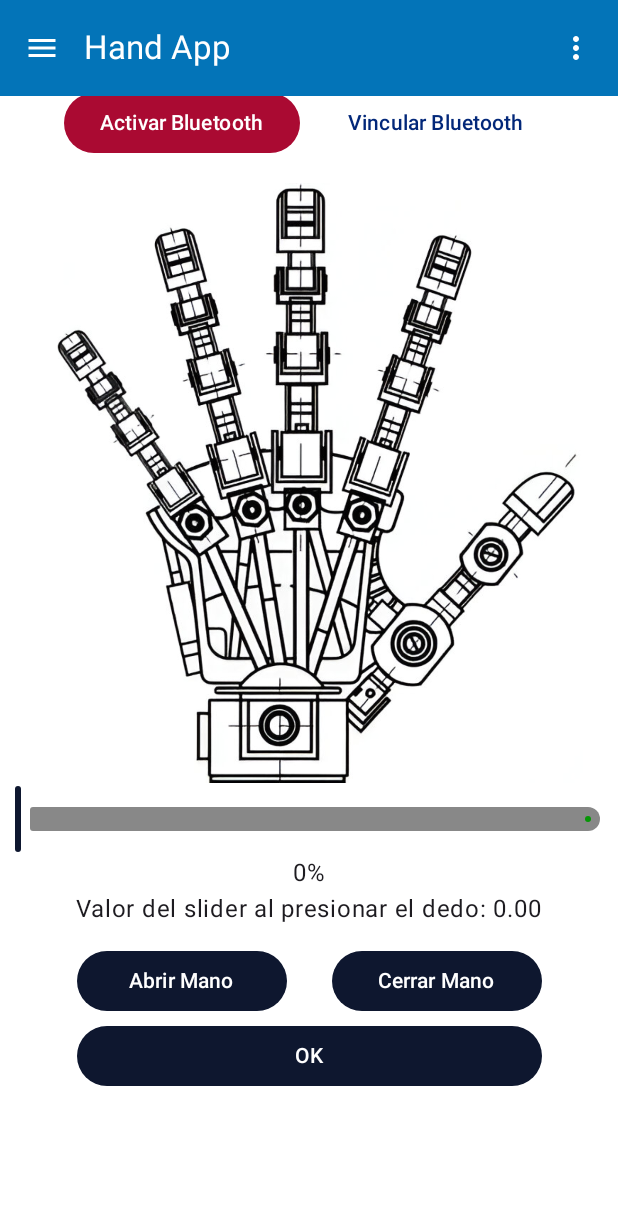
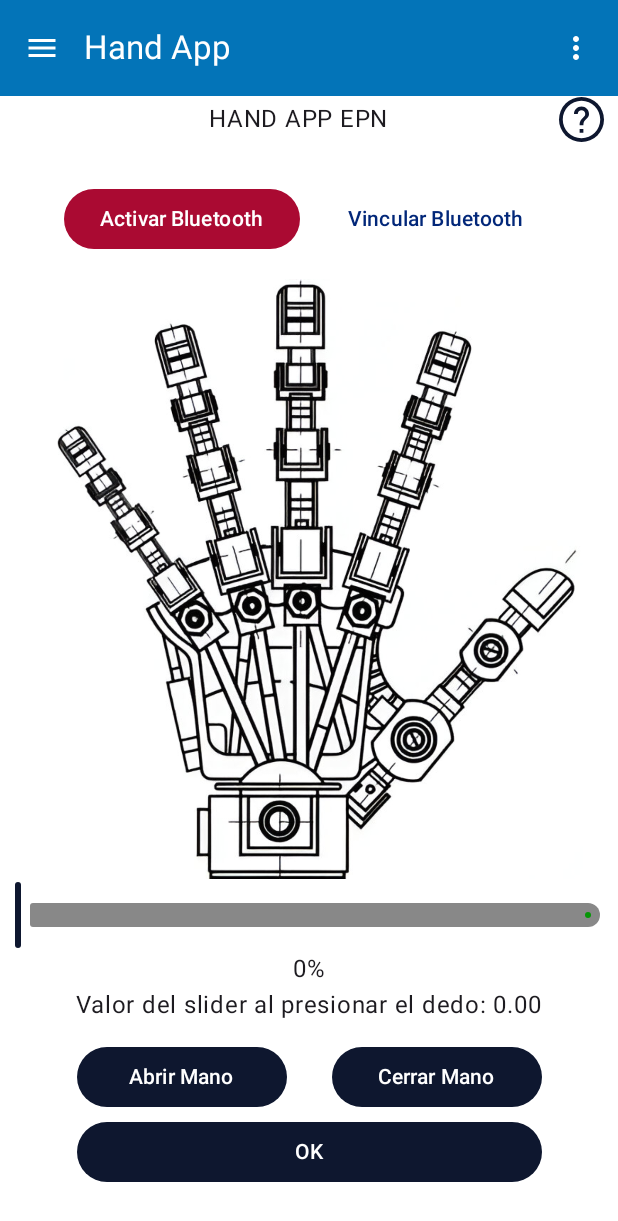
Before and after one commit to laboratorioAI/HandAppMobile-EPN, an Android app built with Jetpack Compose: the screen it shows after launch (MainActivity), on a phone screen of 412 x 824 dp. Shown: the top 1221 px of the screen. Run offline under Robolectric (Android 15) with nearby library versions, the phone set to English and light mode, and no system bars; our stand-ins replace accompanist.

Commit message:
Navigation completed

```diff
--- a/app/build.gradle.kts
+++ b/app/build.gradle.kts
@@ -61,6 +61,7 @@ dependencies {
     implementation(libs.androidx.material3)
     implementation("androidx.compose.material:material-icons-extended:1.5.4")
     implementation("androidx.navigation:navigation-compose:2.8.0")
+    implementation("com.google.accompanist:accompanist-systemuicontroller:0.32.0")
     testImplementation(libs.junit)
     androidTestImplementation(libs.androidx.junit)
     androidTestImplementation(libs.androidx.espresso.core)
--- a/app/src/main/java/com/example/handappmobile_epn/navigation/AppNavigation.kt
+++ b/app/src/main/java/com/example/handappmobile_epn/navigation/AppNavigation.kt
@@ -16,6 +16,7 @@ fun AppNavigation(navController: NavHostController, bluetoothConnectionManager:
     NavHost(navController = navController, startDestination = AppScreens.HomeScreen.route) {
         composable(AppScreens.HomeScreen.route) { HomeScreen(bluetoothConnectionManager) }
         composable(AppScreens.DevicesScreen.route) { DevicesScreen(bluetoothConnectionManager) }
+        composable(AppScreens.TutorialScreen.route) { HomeScreen(bluetoothConnectionManager) }
         composable(AppScreens.SettingsScreen.route) { SettingsScreen() }
         composable(AppScreens.AboutScreen.route) { AboutScreen() }
     }
--- a/app/src/main/java/com/example/handappmobile_epn/ui/components/MenuComponent.kt
+++ b/app/src/main/java/com/example/handappmobile_epn/ui/components/MenuComponent.kt
@@ -4,6 +4,7 @@ package com.example.handappmobile_epn.ui.components
 
 import androidx.compose.foundation.Image
 import androidx.compose.foundation.background
+import androidx.compose.foundation.layout.Box
 import androidx.compose.foundation.layout.Column
 import androidx.compose.foundation.layout.PaddingValues
 import androidx.compose.foundation.layout.Row
@@ -48,6 +49,7 @@ import androidx.compose.material3.Text
 import androidx.compose.material3.TextButton
 import androidx.compose.material3.TopAppBar
 import androidx.compose.material3.TopAppBarDefaults
+import androidx.compose.material3.contentColorFor
 import androidx.compose.material3.rememberDrawerState
 import androidx.compose.runtime.Composable
 import androidx.compose.runtime.getValue
@@ -72,6 +74,8 @@ import com.example.handappmobile_epn.R
 import com.example.handappmobile_epn.bt.BluetoothConnectionManager
 import com.example.handappmobile_epn.navigation.AppNavigation
 import com.example.handappmobile_epn.navigation.AppScreens
+import com.example.handappmobile_epn.ui.screen.PantallaTutorial
+import com.google.accompanist.systemuicontroller.rememberSystemUiController
 import kotlinx.coroutines.launch
 
 @Composable
@@ -102,9 +106,23 @@ fun MenuLateralContent(navController: NavController, drawerState: DrawerState) {
         mutableStateOf(0)
     }
 
+    var mostrarPantallaTutorial by remember { mutableStateOf(false) }
+    if (mostrarPantallaTutorial) {
+        PantallaTutorial(onDismiss = { mostrarPantallaTutorial = false })
+    }
+
+    // Crear el controlador para modificar las barras de sistema
+    val systemUiController = rememberSystemUiController()
+
+    // Cambiar el color de la barra de estado
+    systemUiController.setStatusBarColor(
+        color = colorResource(id = R.color.app_dark_bg), // Color de la barra de estado
+        darkIcons = false // No se usan iconos oscuros
+    )
+
     ModalDrawerSheet(
         modifier = Modifier.width(300.dp),
-        drawerContainerColor = DrawerDefaults.containerColor
+        drawerContainerColor = colorResource(id = R.color.app_basic_bg)
     )
     {
         MenuLateralHeader()
@@ -119,6 +137,21 @@ fun MenuLateralContent(navController: NavController, drawerState: DrawerState) {
                     selectedItemIndex = index
                     scope.launch {
                         drawerState.close()
+
+                        val route = item.route
+                        if (navController.currentBackStackEntry?.destination?.route != route) {
+                            navController.navigate(route) {
+                                popUpTo(navController.graph.findStartDestination().id) {
+                                    saveState = true
+                                }
+                                launchSingleTop = true
+                                restoreState = true
+                            }
+                        }
+                        // Se agrega una funcionalidad exclusiva para detectar la ventana tutorial
+                        if (route == AppScreens.TutorialScreen.route) {
+                            mostrarPantallaTutorial = true
+                        }
                     }
                 },
                 icon = {
@@ -128,110 +161,21 @@ fun MenuLateralContent(navController: NavController, drawerState: DrawerState) {
                         contentDescription = item.title
                     )
                 },
-                modifier = Modifier.padding(NavigationDrawerItemDefaults.ItemPadding)
+                modifier = Modifier.padding(NavigationDrawerItemDefaults.ItemPadding),
+                colors = NavigationDrawerItemDefaults.colors(
+                    selectedContainerColor = Color(0x0F000000),
+                    selectedIconColor = colorResource(id = R.color.black),
+                    selectedTextColor = colorResource(id = R.color.black),
+                    unselectedContainerColor = colorResource(id = R.color.app_basic_bg),
+                    unselectedIconColor = colorResource(id = R.color.black),
+                    unselectedTextColor = colorResource(id = R.color.black)
+                )
+
             )
         }
     }
-
-//    Column(modifier = Modifier
-//        .background(colorResource(id = R.color.white))
-//        .fillMaxHeight()
-//        .width(300.dp)
-//    ) {
-//        Row(
-//            modifier = Modifier
-//                .fillMaxWidth()
-//                .background(colorResource(id = R.color.app_dark))
-//                .padding(16.dp)
-//                .padding(
-//                    top = WindowInsets.systemBars
-//                        .asPaddingValues()
-//                        .calculateTopPadding()
-//                ),
-//            verticalAlignment = Alignment.CenterVertically
-//        ) {
-//            Image(
-//                painter = logo,
-//                contentDescription = "App Logo",
-//                modifier = Modifier.size(40.dp)
-//            )
-//            Spacer(modifier = Modifier.width(16.dp))
-//            Text(
-//                text = "Hand App",
-//                style = MaterialTheme.typography.titleLarge,
-//                color = Color.White
-//            )
-//        }
-//
-//        MenuItem(text = "Inicio", icon = Icons.Filled.Home, onClick = {
-//            scope.launch {
-//                drawerState.close()
-//                val route = AppScreens.HomeScreen.route
-//                if (navController.currentBackStackEntry?.destination?.route != route) {
-//                    navController.navigate(route) {
-//                        popUpTo(navController.graph.findStartDestination().id) {
-//                            saveState = true
-//                        }
-//                        launchSingleTop = true
-//                        restoreState = true
-//                    }
-//                }
-//            }
-//        })
-//        MenuItem(text = "Dispositivos", icon = Icons.Filled.Bluetooth, onClick = {
-//            scope.launch {
-//                drawerState.close()
-//                val route = AppScreens.DevicesScreen.route
-//                if (navController.currentBackStackEntry?.destination?.route != route) {
-//                    navController.navigate(route) {
-//                        popUpTo(navController.graph.findStartDestination().id) {
-//                            saveState = true
-//                        }
-//                        launchSingleTop = true
-//                        restoreState = true
-//                    }
-//                }
-//            }
-//        })
-//        MenuItem(text = "Tutorial", icon = Icons.Filled.HelpOutline, onClick = { /*TODO*/ })
-//
-//        HorizontalDivider()
-//
-//        MenuItem(text = "Ajustes", icon = Icons.Filled.Settings, onClick = {
-//            scope.launch {
-//                drawerState.close()
-//                val route = AppScreens.SettingsScreen.route
-//                if (navController.currentBackStackEntry?.destination?.route != route) {
-//                    navController.navigate(route) {
-//                        popUpTo(navController.graph.findStartDestination().id) {
-//                            saveState = true
-//                        }
-//                        launchSingleTop = true
-//                        restoreState = true
-//                    }
-//                }
-//            }
-//        })
-//        MenuItem(text = "Acerca de", icon = Icons.Filled.Info, onClick = {
-//            scope.launch {
-//                drawerState.close()
-//                val route = AppScreens.AboutScreen.route
-//                if (navController.currentBackStackEntry?.destination?.route != route) {
-//                    navController.navigate(route) {
-//                        popUpTo(navController.graph.findStartDestination().id) {
-//                            saveState = true
-//                        }
-//                        launchSingleTop = true
-//                        restoreState = true
-//                    }
-//                }
-//            }
-//        })
-//    }
-
 }
 
-@Preview
 @Composable
 fun MenuLateralHeader() {
     val logo = painterResource(id = R.drawable.logocircular)
@@ -259,19 +203,6 @@ fun MenuLateralHeader() {
 }
 
 @Composable
-fun MenuItem(
-    text: String,
-    icon: ImageVector,
-    onClick: () -> Unit
-) {
-    TextButton(onClick = onClick) {
-        Icon(icon, contentDescription = text)
-        Spacer(modifier = Modifier.width(32.dp))
-        Text(text = text)
-    }
-}
-
-@Composable
 fun MenuScaffoldContent(
     navController: NavHostController,
     drawerState: DrawerState,
@@ -280,17 +211,27 @@ fun MenuScaffoldContent(
     Scaffold(modifier = Modifier.fillMaxSize(),
         topBar = { MenuToolBar(drawerState) }
     ) { innerPadding ->
-        /*TODO*/
-        Column(modifier = Modifier.padding(innerPadding))
-        {  }
-
-        AppNavigation(navController, bluetoothConnectionManager)
-
+        Box(modifier = Modifier.fillMaxSize().padding(innerPadding))
+        {
+            AppNavigation(navController, bluetoothConnectionManager)
+        }
     }
 }
 
+@Preview
 @Composable
-fun MenuToolBar(drawerState: DrawerState) {
+fun PruebaPreview() {
+    MenuScaffoldContent(
+        navController = rememberNavController(),
+        drawerState = rememberDrawerState(initialValue = DrawerValue.Closed),
+        bluetoothConnectionManager = BluetoothConnectionManager(null)
+    )
+}
+
+@Composable
+fun MenuToolBar(
+    drawerState: DrawerState)
+{
     var showMenuRight by remember { mutableStateOf(false) }
     val scope = rememberCoroutineScope()
 
@@ -303,7 +244,7 @@ fun MenuToolBar(drawerState: DrawerState) {
             actionIconContentColor = colorResource(id = R.color.white)
         ),
         navigationIcon = {
-            IconButton(onClick = { /*TODO*/scope.launch { drawerState.open() } }) {
+            IconButton(onClick = { scope.launch { drawerState.open() } }) {
                 Icon(Icons.Filled.Menu, contentDescription = "Menu")
             }
         },
```
